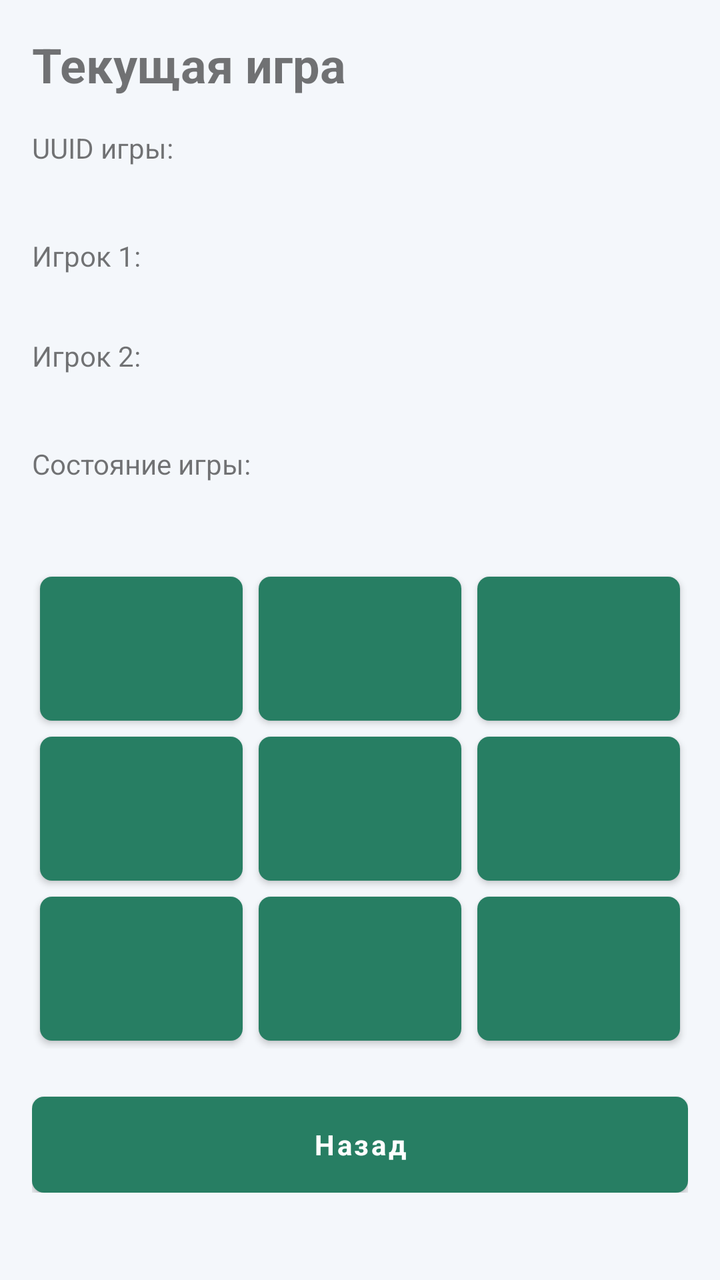
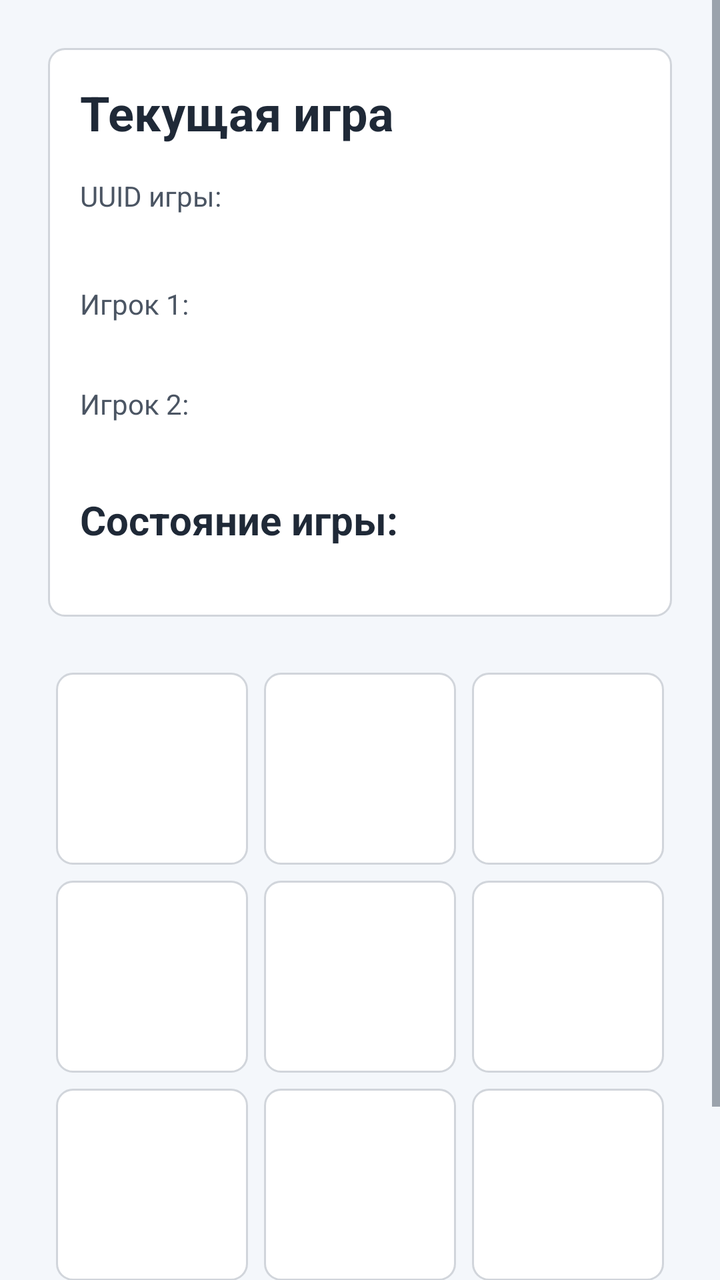

Screens rendered from an Android XML layout before and after an edit, with the pre-edit source and the edit as a unified diff.
<!-- AndroidManifest.xml: application theme Theme.TicTacToe -->
<!-- res/layout/activity_current_game.xml -->
<?xml version="1.0" encoding="utf-8"?>
<ScrollView xmlns:android="http://schemas.android.com/apk/res/android"
    android:layout_width="match_parent"
    android:layout_height="match_parent">

    <LinearLayout
        android:layout_width="match_parent"
        android:layout_height="wrap_content"
        android:orientation="vertical"
        android:padding="16dp">

        <TextView
            android:id="@+id/titleTextView"
            android:layout_width="match_parent"
            android:layout_height="wrap_content"
            android:text="Текущая игра"
            android:textSize="24sp"
            android:textStyle="bold" />

        <TextView
            android:id="@+id/gameIdLabelTextView"
            android:layout_width="match_parent"
            android:layout_height="wrap_content"
            android:layout_marginTop="16dp"
            android:text="UUID игры:" />

        <TextView
            android:id="@+id/gameIdValueTextView"
            android:layout_width="match_parent"
            android:layout_height="wrap_content" />

        <TextView
            android:id="@+id/firstPlayerLabelTextView"
            android:layout_width="match_parent"
            android:layout_height="wrap_content"
            android:layout_marginTop="16dp"
            android:text="Игрок 1:" />

        <TextView
            android:id="@+id/firstPlayerValueTextView"
            android:layout_width="match_parent"
            android:layout_height="wrap_content" />

        <TextView
            android:id="@+id/secondPlayerLabelTextView"
            android:layout_width="match_parent"
            android:layout_height="wrap_content"
            android:layout_marginTop="12dp"
            android:text="Игрок 2:" />

        <TextView
            android:id="@+id/secondPlayerValueTextView"
            android:layout_width="match_parent"
            android:layout_height="wrap_content" />

        <TextView
            android:id="@+id/statusLabelTextView"
            android:layout_width="match_parent"
            android:layout_height="wrap_content"
            android:layout_marginTop="16dp"
            android:text="Состояние игры:" />

        <TextView
            android:id="@+id/statusValueTextView"
            android:layout_width="match_parent"
            android:layout_height="wrap_content"
            android:textStyle="bold" />

        <GridLayout
            android:id="@+id/gameBoardGrid"
            android:layout_width="match_parent"
            android:layout_height="wrap_content"
            android:layout_marginTop="24dp"
            android:alignmentMode="alignMargins"
            android:columnCount="3"
            android:rowCount="3"
            android:useDefaultMargins="true">

            <Button
                android:id="@+id/cell00"
                android:layout_width="0dp"
                android:layout_height="72dp"
                android:layout_columnWeight="1"
                android:text=""
                android:textSize="24sp" />

            <Button
                android:id="@+id/cell01"
                android:layout_width="0dp"
                android:layout_height="72dp"
                android:layout_columnWeight="1"
                android:text=""
                android:textSize="24sp" />

            <Button
                android:id="@+id/cell02"
                android:layout_width="0dp"
                android:layout_height="72dp"
                android:layout_columnWeight="1"
                android:text=""
                android:textSize="24sp" />

            <Button
                android:id="@+id/cell10"
                android:layout_width="0dp"
                android:layout_height="72dp"
                android:layout_columnWeight="1"
                android:text=""
                android:textSize="24sp" />

            <Button
                android:id="@+id/cell11"
                android:layout_width="0dp"
                android:layout_height="72dp"
                android:layout_columnWeight="1"
                android:text=""
                android:textSize="24sp" />

            <Button
                android:id="@+id/cell12"
                android:layout_width="0dp"
                android:layout_height="72dp"
                android:layout_columnWeight="1"
                android:text=""
                android:textSize="24sp" />

            <Button
                android:id="@+id/cell20"
                android:layout_width="0dp"
                android:layout_height="72dp"
                android:layout_columnWeight="1"
                android:text=""
                android:textSize="24sp" />

            <Button
                android:id="@+id/cell21"
                android:layout_width="0dp"
                android:layout_height="72dp"
                android:layout_columnWeight="1"
                android:text=""
                android:textSize="24sp" />

            <Button
                android:id="@+id/cell22"
                android:layout_width="0dp"
                android:layout_height="72dp"
                android:layout_columnWeight="1"
                android:text=""
                android:textSize="24sp" />
        </GridLayout>

        <ProgressBar
            android:id="@+id/progressBar"
            android:layout_width="wrap_content"
            android:layout_height="wrap_content"
            android:layout_gravity="center_horizontal"
            android:layout_marginTop="24dp"
            android:visibility="gone" />

        <Button
            android:id="@+id/backButton"
            android:layout_width="match_parent"
            android:layout_height="wrap_content"
            android:layout_marginTop="24dp"
            android:text="Назад" />

    </LinearLayout>
</ScrollView>
<!-- resources referenced by this layout -->
<resources>
  <style name="Theme.TicTacToe" parent="Theme.MaterialComponents.Light.NoActionBar">
          <item name="colorPrimary">@color/primary</item>
          <item name="colorPrimaryVariant">@color/primary_dark</item>
          <item name="colorOnPrimary">@color/white</item>
          <item name="colorSecondary">@color/secondary_fill</item>
          <item name="android:colorBackground">@color/screen_bg</item>
          <item name="colorSurface">@color/surface</item>
          <item name="android:textColorPrimary">@color/text_primary</item>
          <item name="android:textColorSecondary">@color/text_secondary</item>
          <item name="android:statusBarColor">@color/screen_bg</item>
          <item name="android:windowLightStatusBar">true</item>
          <item name="android:navigationBarColor">@color/screen_bg</item>
          <item name="android:fontFamily">sans-serif</item>
          <item name="fontFamily">sans-serif</item>
          <item name="materialButtonStyle">@style/TicTacToe.Button.Base</item>
      </style>
  <color name="primary">#277E63</color>
  <color name="primary_dark">#1F6A54</color>
  <color name="white">#FFFFFF</color>
  <color name="secondary_fill">#E6EEF5</color>
  <color name="screen_bg">#F4F7FB</color>
  <color name="surface">#FFFFFF</color>
  <color name="text_primary">#1F2937</color>
  <color name="text_secondary">#4B5563</color>
  <style name="TicTacToe.Button.Base" parent="Widget.MaterialComponents.Button">
          <item name="android:textAllCaps">false</item>
          <item name="cornerRadius">6dp</item>
          <item name="android:insetTop">0dp</item>
          <item name="android:insetBottom">0dp</item>
          <item name="android:minHeight">48dp</item>
          <item name="android:textStyle">bold</item>
      </style>
</resources>

<!-- the commit's change to res/layout/activity_current_game.xml (unified diff, before → after) -->
@@ -1,70 +1,92 @@
 <?xml version="1.0" encoding="utf-8"?>
 <ScrollView xmlns:android="http://schemas.android.com/apk/res/android"
+    xmlns:app="http://schemas.android.com/apk/res-auto"
     android:layout_width="match_parent"
-    android:layout_height="match_parent">
+    android:layout_height="match_parent"
+    android:background="@color/screen_bg"
+    android:fillViewport="true" >
 
     <LinearLayout
         android:layout_width="match_parent"
         android:layout_height="wrap_content"
         android:orientation="vertical"
-        android:padding="16dp">
-
-        <TextView
-            android:id="@+id/titleTextView"
+        android:padding="24dp">
+
+        <LinearLayout
             android:layout_width="match_parent"
             android:layout_height="wrap_content"
-            android:text="Текущая игра"
-            android:textSize="24sp"
-            android:textStyle="bold" />
-
-        <TextView
-            android:id="@+id/gameIdLabelTextView"
-            android:layout_width="match_parent"
-            android:layout_height="wrap_content"
-            android:layout_marginTop="16dp"
-            android:text="UUID игры:" />
-
-        <TextView
-            android:id="@+id/gameIdValueTextView"
-            android:layout_width="match_parent"
-            android:layout_height="wrap_content" />
-
-        <TextView
-            android:id="@+id/firstPlayerLabelTextView"
-            android:layout_width="match_parent"
-            android:layout_height="wrap_content"
-            android:layout_marginTop="16dp"
-            android:text="Игрок 1:" />
-
-        <TextView
-            android:id="@+id/firstPlayerValueTextView"
-            android:layout_width="match_parent"
-            android:layout_height="wrap_content" />
-
-        <TextView
-            android:id="@+id/secondPlayerLabelTextView"
-            android:layout_width="match_parent"
-            android:layout_height="wrap_content"
-            android:layout_marginTop="12dp"
-            android:text="Игрок 2:" />
-
-        <TextView
-            android:id="@+id/secondPlayerValueTextView"
-            android:layout_width="match_parent"
-            android:layout_height="wrap_content" />
-
-        <TextView
-            android:id="@+id/statusLabelTextView"
-            android:layout_width="match_parent"
-            android:layout_height="wrap_content"
-            android:layout_marginTop="16dp"
-            android:text="Состояние игры:" />
-
-        <TextView
-            android:id="@+id/statusValueTextView"
-            android:layout_width="match_parent"
-            android:layout_height="wrap_content"
-            android:textStyle="bold" />
+            android:orientation="vertical"
+            android:background="@drawable/bg_surface_card"
+            android:padding="16dp" >
+
+            <TextView
+                android:id="@+id/titleTextView"
+                android:layout_width="match_parent"
+                android:layout_height="wrap_content"
+                android:text="@string/current_game_title"
+                android:textSize="24sp"
+                android:textStyle="bold"
+                android:textColor="@color/text_primary"/>
+
+            <TextView
+                android:id="@+id/gameIdLabelTextView"
+                android:layout_width="match_parent"
+                android:layout_height="wrap_content"
+                android:layout_marginTop="16dp"
+                android:textColor="@color/text_secondary"
+                android:text="@string/game_id_label" />
+
+            <TextView
+                android:id="@+id/gameIdValueTextView"
+                android:layout_width="match_parent"
+                android:textColor="@color/text_primary"
+                android:layout_height="wrap_content" />
+
+            <TextView
+                android:id="@+id/firstPlayerLabelTextView"
+                android:layout_width="match_parent"
+                android:layout_height="wrap_content"
+                android:layout_marginTop="16dp"
+                android:textColor="@color/text_secondary"
+                android:text="@string/player_one_label" />
+
+            <TextView
+                android:id="@+id/firstPlayerValueTextView"
+                android:layout_width="match_parent"
+                android:textColor="@color/text_primary"
+                android:layout_height="wrap_content" />
+
+            <TextView
+                android:id="@+id/secondPlayerLabelTextView"
+                android:layout_width="match_parent"
+                android:layout_height="wrap_content"
+                android:layout_marginTop="12dp"
+                android:textColor="@color/text_secondary"
+                android:text="@string/player_two_label" />
+
+            <TextView
+                android:id="@+id/secondPlayerValueTextView"
+                android:layout_width="match_parent"
+                android:textColor="@color/text_primary"
+                android:layout_height="wrap_content" />
+
+            <TextView
+                android:id="@+id/statusLabelTextView"
+                android:layout_width="match_parent"
+                android:layout_height="wrap_content"
+                android:layout_marginTop="16dp"
+                android:text="@string/game_status_label"
+                android:textSize="20sp"
+                android:textStyle="bold"
+                android:textColor="@color/text_primary"/>
+
+            <TextView
+                android:id="@+id/statusValueTextView"
+                android:layout_width="match_parent"
+                android:layout_height="wrap_content"
+                android:textColor="@color/text_primary"
+                android:textStyle="bold" />
+        </LinearLayout>
 
         <GridLayout
             android:id="@+id/gameBoardGrid"
@@ -74,79 +96,133 @@
             android:alignmentMode="alignMargins"
             android:columnCount="3"
             android:rowCount="3"
-            android:useDefaultMargins="true">
-
-            <Button
+            android:useDefaultMargins="false">
+
+            <androidx.appcompat.widget.AppCompatImageButton
                 android:id="@+id/cell00"
                 android:layout_width="0dp"
-                android:layout_height="72dp"
-                android:layout_columnWeight="1"
-                android:text=""
-                android:textSize="24sp" />
-
-            <Button
+                android:layout_height="96dp"
+                android:layout_columnWeight="1"
+                android:layout_margin="4dp"
+                android:background="@drawable/bg_board_cell"
+                android:scaleType="centerInside"
+                android:adjustViewBounds="true"
+                android:padding="20dp"
+                android:contentDescription="@null"
+                android:src="@null"
+                app:backgroundTint="@null" />
+
+            <androidx.appcompat.widget.AppCompatImageButton
                 android:id="@+id/cell01"
                 android:layout_width="0dp"
-                android:layout_height="72dp"
-                android:layout_columnWeight="1"
-                android:text=""
-                android:textSize="24sp" />
-
-            <Button
+                android:layout_height="96dp"
+                android:layout_columnWeight="1"
+                android:layout_margin="4dp"
+                android:background="@drawable/bg_board_cell"
+                android:scaleType="centerInside"
+                android:adjustViewBounds="true"
+                android:padding="20dp"
+                android:contentDescription="@null"
+                android:src="@null"
+                app:backgroundTint="@null" />
+
+            <androidx.appcompat.widget.AppCompatImageButton
                 android:id="@+id/cell02"
                 android:layout_width="0dp"
-                android:layout_height="72dp"
-                android:layout_columnWeight="1"
-                android:text=""
-                android:textSize="24sp" />
-
-            <Button
+                android:layout_height="96dp"
+                android:layout_columnWeight="1"
+                android:layout_margin="4dp"
+                android:background="@drawable/bg_board_cell"
+                android:scaleType="centerInside"
+                android:adjustViewBounds="true"
+                android:padding="20dp"
+                android:contentDescription="@null"
+                android:src="@null"
+                app:backgroundTint="@null" />
+
+            <androidx.appcompat.widget.AppCompatImageButton
                 android:id="@+id/cell10"
                 android:layout_width="0dp"
-                android:layout_height="72dp"
-                android:layout_columnWeight="1"
-                android:text=""
-                android:textSize="24sp" />
-
-            <Button
+                android:layout_height="96dp"
+                android:layout_columnWeight="1"
+                android:layout_margin="4dp"
+                android:background="@drawable/bg_board_cell"
+                android:scaleType="centerInside"
+                android:adjustViewBounds="true"
+                android:padding="20dp"
+                android:contentDescription="@null"
+                android:src="@null"
+                app:backgroundTint="@null" />
+
+            <androidx.appcompat.widget.AppCompatImageButton
                 android:id="@+id/cell11"
                 android:layout_width="0dp"
-                android:layout_height="72dp"
-                android:layout_columnWeight="1"
-                android:text=""
-                android:textSize="24sp" />
-
-            <Button
+                android:layout_height="96dp"
+                android:layout_columnWeight="1"
+                android:layout_margin="4dp"
+                android:background="@drawable/bg_board_cell"
+                android:scaleType="centerInside"
+                android:adjustViewBounds="true"
+                android:padding="20dp"
+                android:contentDescription="@null"
+                android:src="@null"
+                app:backgroundTint="@null" />
+
+            <androidx.appcompat.widget.AppCompatImageButton
                 android:id="@+id/cell12"
                 android:layout_width="0dp"
-                android:layout_height="72dp"
-                android:layout_columnWeight="1"
-                android:text=""
-                android:textSize="24sp" />
-
-            <Button
+                android:layout_height="96dp"
+                android:layout_columnWeight="1"
+                android:layout_margin="4dp"
+                android:background="@drawable/bg_board_cell"
+                android:scaleType="centerInside"
+                android:adjustViewBounds="true"
+                android:padding="20dp"
+                android:contentDescription="@null"
+                android:src="@null"
+                app:backgroundTint="@null" />
+
+            <androidx.appcompat.widget.AppCompatImageButton
                 android:id="@+id/cell20"
                 android:layout_width="0dp"
-                android:layout_height="72dp"
-                android:layout_columnWeight="1"
-                android:text=""
-                android:textSize="24sp" />
-
-            <Button
+                android:layout_height="96dp"
+                android:layout_columnWeight="1"
+                android:layout_margin="4dp"
+                android:background="@drawable/bg_board_cell"
+                android:scaleType="centerInside"
+                android:adjustViewBounds="true"
+                android:padding="20dp"
+                android:contentDescription="@null"
+                android:src="@null"
+                app:backgroundTint="@null" />
+
+            <androidx.appcompat.widget.AppCompatImageButton
                 android:id="@+id/cell21"
                 android:layout_width="0dp"
-                android:layout_height="72dp"
-                android:layout_columnWeight="1"
-                android:text=""
-                android:textSize="24sp" />
-
-            <Button
+                android:layout_height="96dp"
+                android:layout_columnWeight="1"
+                android:layout_margin="4dp"
+                android:background="@drawable/bg_board_cell"
+                android:scaleType="centerInside"
+                android:adjustViewBounds="true"
+                android:padding="20dp"
+                android:contentDescription="@null"
+                android:src="@null"
+                app:backgroundTint="@null" />
+
+            <androidx.appcompat.widget.AppCompatImageButton
                 android:id="@+id/cell22"
                 android:layout_width="0dp"
-                android:layout_height="72dp"
-                android:layout_columnWeight="1"
-                android:text=""
-                android:textSize="24sp" />
+                android:layout_height="96dp"
+                android:layout_columnWeight="1"
+                android:layout_margin="4dp"
+                android:background="@drawable/bg_board_cell"
+                android:scaleType="centerInside"
+                android:adjustViewBounds="true"
+                android:padding="20dp"
+                android:contentDescription="@null"
+                android:src="@null"
+                app:backgroundTint="@null" />
         </GridLayout>
 
         <ProgressBar
@@ -159,10 +235,13 @@
 
         <Button
             android:id="@+id/backButton"
+            app:backgroundTint="@null"
+            android:background="@drawable/bg_button_secondary"
+            android:textColor="@color/text_primary"
             android:layout_width="match_parent"
             android:layout_height="wrap_content"
             android:layout_marginTop="24dp"
-            android:text="Назад" />
+            android:text="@string/back" />
 
     </LinearLayout>
 </ScrollView>
<!-- resource entries referenced after the edit -->
@@ -22,8 +22,39 @@
   <color name="secondary_fill">#E6EEF5</color>
   <color name="screen_bg">#F4F7FB</color>
   <color name="surface">#FFFFFF</color>
+  <color name="border">#D1D5DB</color>
   <color name="text_primary">#1F2937</color>
   <color name="text_secondary">#4B5563</color>
+  <!-- drawable bg_board_cell (drawable) -->
+  <shape xmlns:android="http://schemas.android.com/apk/res/android">
+      <solid android:color="@color/surface" />
+      <corners android:radius="8dp" />
+      <stroke
+          android:width="1dp"
+          android:color="@color/border" />
+  </shape>
+  <!-- drawable bg_button_secondary (drawable) -->
+  <shape xmlns:android="http://schemas.android.com/apk/res/android">
+      <solid android:color="@color/secondary_fill" />
+      <corners android:radius="6dp" />
+      <stroke
+          android:width="1dp"
+          android:color="@color/border" />
+  </shape>
+  <!-- drawable bg_surface_card (drawable) -->
+  <shape xmlns:android="http://schemas.android.com/apk/res/android">
+      <solid android:color="@color/surface" />
+      <corners android:radius="8dp" />
+      <stroke
+          android:width="1dp"
+          android:color="@color/border" />
+  </shape>
+  <string name="back">Назад</string>
+  <string name="current_game_title">Текущая игра</string>
+  <string name="game_id_label">UUID игры:</string>
+  <string name="game_status_label">Состояние игры:</string>
+  <string name="player_one_label">Игрок 1:</string>
+  <string name="player_two_label">Игрок 2:</string>
   <style name="TicTacToe.Button.Base" parent="Widget.MaterialComponents.Button">
           <item name="android:textAllCaps">false</item>
           <item name="cornerRadius">6dp</item>
